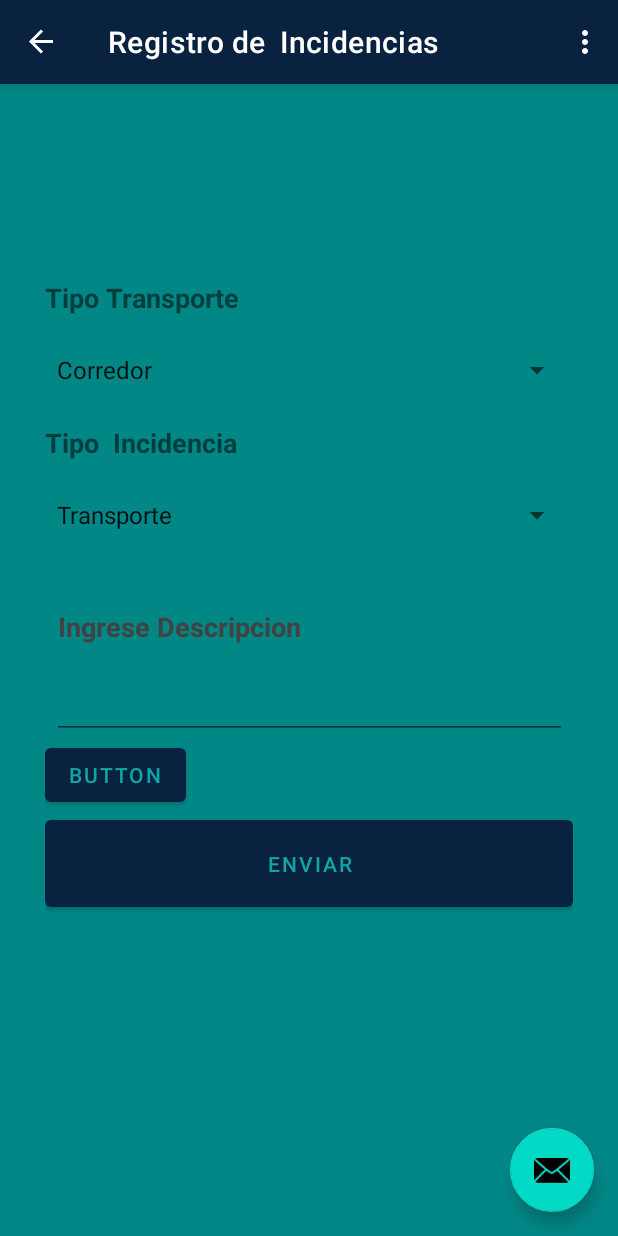
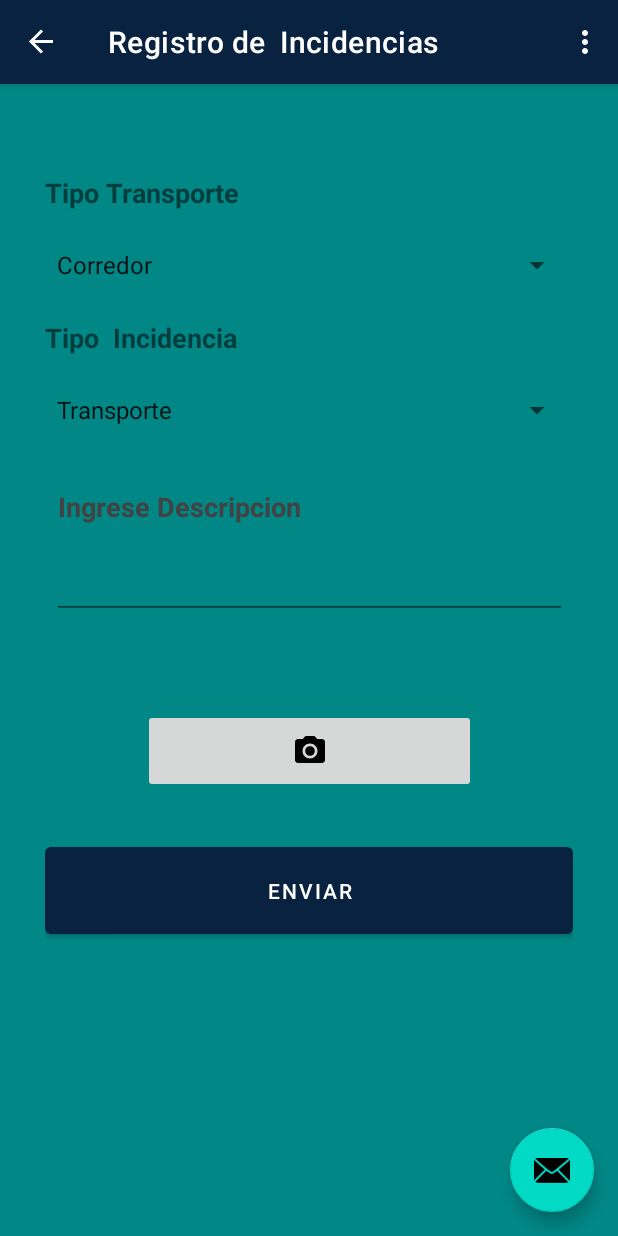
Before and after one commit to kevinanyoza/appmoviles, an Android app: the ReportarIncidencias screen opened through its navigation route, on a phone screen of 412 x 824 dp. Run offline under Robolectric (Android 15) with nearby library versions, the phone set to English and light mode, and no system bars; our stand-ins replace Volley, navigation-ui; network calls fail.

Commit message:
incidencia

```diff
--- a/app/src/main/java/com/example/apptransporte1/ReportarIncidencias.java
+++ b/app/src/main/java/com/example/apptransporte1/ReportarIncidencias.java
@@ -20,6 +20,7 @@ import android.view.View;
 import android.view.ViewGroup;
 import android.widget.Button;
 import android.widget.EditText;
+import android.widget.ImageButton;
 import android.widget.ImageView;
 import android.widget.Spinner;
 import android.widget.Toast;
@@ -40,9 +41,11 @@ import java.util.Map;
 public class ReportarIncidencias extends Fragment {
 
     EditText txtdescrip;
-    Button btnenviarinc ,foto ;
+    Button btnenviarinc;
     Spinner spincidencias, sptransporte;
     ImageView picture;
+    ImageButton btnfoto;
+
 
 
     private static final int REQUEST_PERMISSION_CAMERA = 101;
@@ -55,7 +58,6 @@ public class ReportarIncidencias extends Fragment {
     @Override
     public void onCreate(Bundle savedInstanceState) {
         super.onCreate(savedInstanceState);
-
     }
 
     @Override
@@ -69,12 +71,12 @@ public class ReportarIncidencias extends Fragment {
         sptransporte =v.findViewById(R.id.sptransporte);
         btnenviarinc = v.findViewById(R.id.btnenviarinci);
         picture = v.findViewById(R.id.picture);
-        foto = v.findViewById(R.id.btncamera);
+        btnfoto = v.findViewById(R.id.btnfoto);
         String id_usuario = getActivity().getIntent().getStringExtra("id_usuario");//este es el id del usuario iniciado
         Toast.makeText(getActivity(), "hola"+id_usuario, Toast.LENGTH_SHORT).show();
 
 
-        foto.setOnClickListener(new View.OnClickListener() {
+        btnfoto.setOnClickListener(new View.OnClickListener() {
             @Override
             public void onClick(View v) {
                 if (Build.VERSION.SDK_INT >= Build.VERSION_CODES.M) {
@@ -92,16 +94,12 @@ public class ReportarIncidencias extends Fragment {
 
         });
 
-
-
         btnenviarinc.setOnClickListener(new View.OnClickListener() {
             @Override
             public void onClick(View v) {
                 registrarIncidencia();
             }
         });
-
-
 
         //registrarIncidencia();
         return v;
@@ -118,7 +116,6 @@ public class ReportarIncidencias extends Fragment {
         }
         super.onRequestPermissionsResult(requestCode, permissions, grantResults);
     }
-
 
     @Override
     public void onActivityResult(int requestCode, int resultCode, @Nullable Intent data) {
--- a/app/src/main/res/layout/fragment_reportar_incidencias.xml
+++ b/app/src/main/res/layout/fragment_reportar_incidencias.xml
@@ -14,7 +14,7 @@
         android:id="@+id/textView"
         android:layout_width="match_parent"
         android:layout_height="wrap_content"
-        android:layout_marginTop="100dp"
+        android:layout_marginTop="30dp"
         android:text="Tipo Transporte"
         android:textSize="18sp"
         android:textStyle="bold"
@@ -59,7 +59,7 @@
         android:id="@+id/txtdescripcioninc"
         android:layout_width="343dp"
         android:layout_height="97dp"
-        android:layout_marginTop="40dp"
+        android:layout_marginTop="30dp"
         android:ems="10"
         android:gravity="start|top"
         android:hint="Ingrese Descripcion"
@@ -76,29 +76,34 @@
         android:id="@+id/btnenviarinci"
         android:layout_width="match_parent"
         android:layout_height="70dp"
+        android:layout_marginTop="30dp"
         android:text="Enviar"
+        android:textColor="#FFFFFF"
         app:layout_constraintEnd_toEndOf="parent"
         app:layout_constraintHorizontal_bias="0.566"
         app:layout_constraintStart_toStartOf="parent"
-        app:layout_constraintTop_toBottomOf="@+id/btncamera" />
+        app:layout_constraintTop_toBottomOf="@+id/btnfoto" />
 
     <ImageView
         android:id="@+id/picture"
         android:layout_width="wrap_content"
         android:layout_height="wrap_content"
-        android:layout_marginStart="132dp"
+        android:layout_marginTop="30dp"
         android:layout_marginEnd="23dp"
-        app:layout_constraintEnd_toStartOf="@+id/btncamera"
-        app:layout_constraintHorizontal_bias="0.0"
+        app:layout_constraintEnd_toEndOf="parent"
+        app:layout_constraintHorizontal_bias="0.542"
         app:layout_constraintStart_toStartOf="parent"
         app:layout_constraintTop_toBottomOf="@+id/txtdescripcioninc"
         tools:src="@tools:sample/avatars" />
 
-    <Button
-        android:id="@+id/btncamera"
-        android:layout_width="wrap_content"
-        android:layout_height="wrap_content"
-        android:text="Button"
+    <ImageButton
+        android:id="@+id/btnfoto"
+        android:layout_width="222dp"
+        android:layout_height="56dp"
+        android:layout_marginTop="30dp"
+        android:src="@drawable/ic_menu_camera"
+        app:layout_constraintEnd_toEndOf="parent"
         app:layout_constraintStart_toStartOf="parent"
         app:layout_constraintTop_toBottomOf="@+id/picture" />
+
 </androidx.constraintlayout.widget.ConstraintLayout>
```
